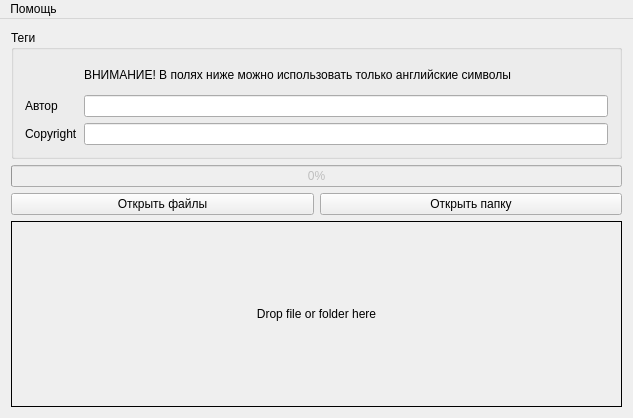
Before: the Qt Designer form qexif/mainwindow.ui in variar/copyright-tagger, drawn with Qt 5.
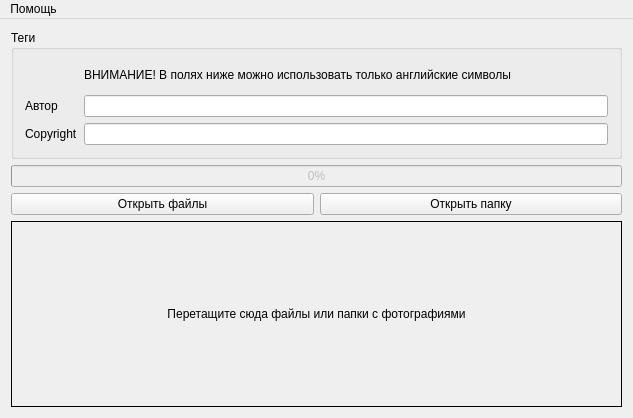
After: the same form once the commit is applied. Icons and pictures are not drawn. Custom widgets are drawn as their Qt base class.

Commit message: Russian texts

```diff
--- a/qexif/mainwindow.ui
+++ b/qexif/mainwindow.ui
@@ -118,7 +118,7 @@
        <enum>QFrame::Box</enum>
       </property>
       <property name="text">
-       <string>Drop file or folder here</string>
+       <string>Перетащите сюда файлы или папки с фотографиями</string>
       </property>
       <property name="alignment">
        <set>Qt::AlignCenter</set>
```
